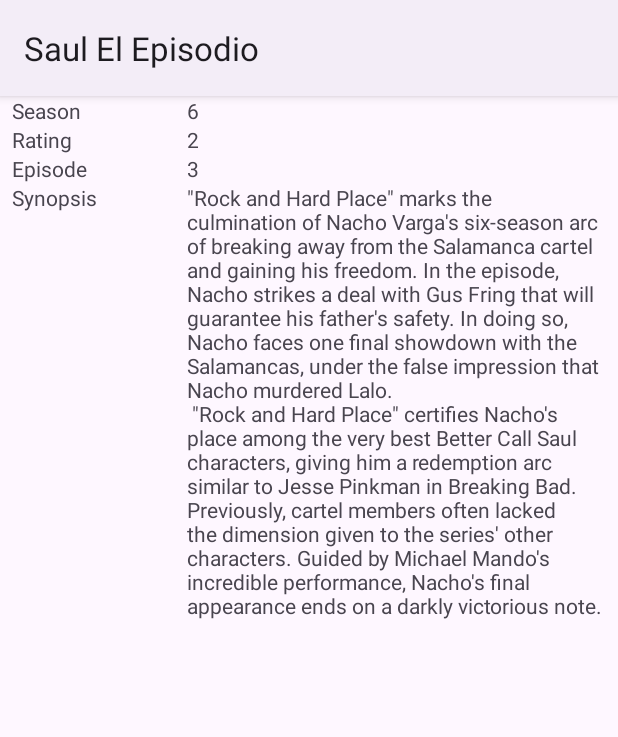
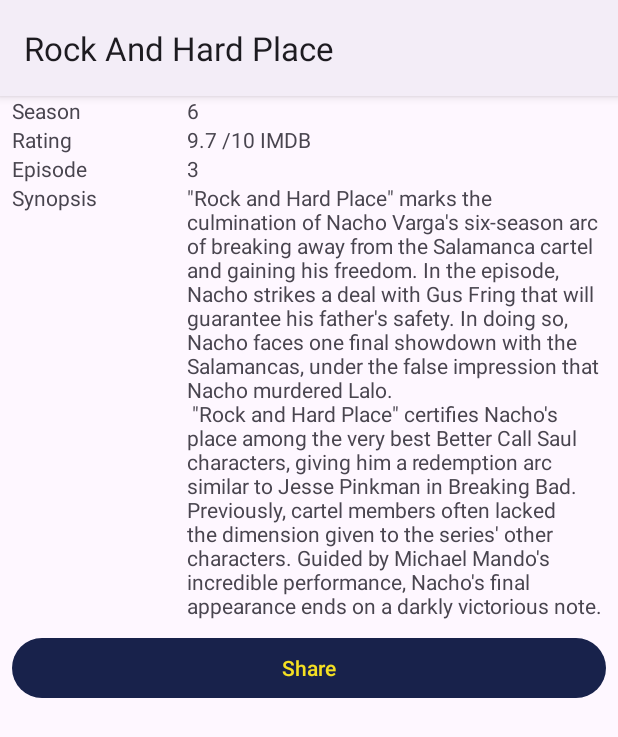
Before and after one commit to jimbonlemu/Saul_El_Episodio_Bangkit, an Android app: the screen it shows after launch (DetailSeriesActivity), after a tap on an icon or button, on a phone screen of 412 x 824 dp. Shown: the top 737 px of the screen. Run offline under Robolectric (Android 15) with nearby library versions, the phone set to English and light mode, and no system bars.

Commit message:
add Intent implicit on DetailSeriesActivity

```diff
--- a/app/src/main/java/com/jimbonlemu/saul_el_episodio/DetailSeriesActivity.kt
+++ b/app/src/main/java/com/jimbonlemu/saul_el_episodio/DetailSeriesActivity.kt
@@ -1,25 +1,21 @@
 package com.jimbonlemu.saul_el_episodio
 
-import android.graphics.Paint
-import android.graphics.Typeface
-import android.net.Uri
+import android.annotation.SuppressLint
+import android.content.Intent
 import android.os.Build
 import androidx.appcompat.app.AppCompatActivity
 import android.os.Bundle
-import android.text.Spannable
-import android.text.SpannableString
-import android.text.TextPaint
-import android.text.style.TypefaceSpan
-import android.widget.ImageView
 import android.widget.TextView
-import androidx.core.content.res.ResourcesCompat
 import com.bumptech.glide.Glide
+import com.google.android.material.button.MaterialButton
 
+@Suppress("DEPRECATION")
 class DetailSeriesActivity : AppCompatActivity() {
     companion object {
         const val SERIES_ARGS = "series_args"
     }
 
+    @SuppressLint("SetTextI18n")
     override fun onCreate(savedInstanceState: Bundle?) {
         super.onCreate(savedInstanceState)
         setContentView(R.layout.activity_detail_series)
@@ -32,11 +28,28 @@ class DetailSeriesActivity : AppCompatActivity() {
         }
 
         if (seriesArgs != null) {
+            supportActionBar?.title = seriesArgs.title
             Glide.with(this).load(seriesArgs.image).into(findViewById(R.id.iv_detail_image_content))
             findViewById<TextView>(R.id.tv_season_layout_detail).text = seriesArgs.season
-            findViewById<TextView>(R.id.tv_rating_layout_detail).text = seriesArgs.rating
+            findViewById<TextView>(R.id.tv_rating_layout_detail).text =
+                seriesArgs.rating + " /10 IMDB"
             findViewById<TextView>(R.id.tv_episode_layout_detail).text = seriesArgs.episode
             findViewById<TextView>(R.id.tv_synopsis_layout_detail).text = seriesArgs.synopsis
+
+            findViewById<MaterialButton>(R.id.btn_detail_share).setOnClickListener {
+                startActivity(
+                    Intent.createChooser(
+                        Intent(Intent.ACTION_SEND).putExtra(
+                            Intent.EXTRA_TEXT,
+                            "Title Series : ${seriesArgs.title}\n" +
+                                    "Series Season : ${seriesArgs.season}\n" +
+                                    "Rating Series : ${seriesArgs.rating}\n" +
+                                    "Series Episode : ${seriesArgs.episode}\n"+
+                                    "Synopsis Series : ${seriesArgs.synopsis}\n"
+                        ).setType("text/plain"), null
+                    )
+                )
+            }
         }
     }
 
--- a/app/src/main/res/layout/activity_detail_series.xml
+++ b/app/src/main/res/layout/activity_detail_series.xml
@@ -1,10 +1,14 @@
 <?xml version="1.0" encoding="utf-8"?>
-<androidx.constraintlayout.widget.ConstraintLayout xmlns:android="http://schemas.android.com/apk/res/android"
+<ScrollView xmlns:android="http://schemas.android.com/apk/res/android"
     xmlns:app="http://schemas.android.com/apk/res-auto"
     xmlns:tools="http://schemas.android.com/tools"
     android:layout_width="match_parent"
     android:layout_height="match_parent"
     tools:context=".DetailSeriesActivity">
+
+    <androidx.constraintlayout.widget.ConstraintLayout
+        android:layout_width="match_parent"
+        android:layout_height="0dp">
 
         <ImageView
             android:id="@+id/iv_detail_image_content"
@@ -17,9 +21,23 @@
             tools:src="@tools:sample/avatars" />
 
         <include
+            android:id="@+id/include"
             layout="@layout/layout_detail"
             android:layout_width="match_parent"
             android:layout_height="wrap_content"
             app:layout_constraintTop_toBottomOf="@+id/iv_detail_image_content" />
 
+        <com.google.android.material.button.MaterialButton
+            android:id="@+id/btn_detail_share"
+            android:layout_marginBottom="8dp"
+            android:text="@string/share"
+            android:layout_width="match_parent"
+            android:layout_height="wrap_content"
+            android:layout_marginStart="8dp"
+            android:layout_marginTop="8dp"
+            android:layout_marginEnd="8dp"
+            app:layout_constraintTop_toBottomOf="@+id/include" />
+
+
     </androidx.constraintlayout.widget.ConstraintLayout>
+</ScrollView>
--- a/app/src/main/res/layout/layout_detail.xml
+++ b/app/src/main/res/layout/layout_detail.xml
@@ -77,7 +77,7 @@
         app:layout_constraintEnd_toEndOf="parent"
         app:layout_constraintStart_toStartOf="@id/guideline"
         app:layout_constraintTop_toBottomOf="@id/tv_episode_layout_detail"
-        tools:text="@tools:sample/lorem/random" />
+        tools:text="@tools:sample/lorem" />
 
     <androidx.constraintlayout.widget.Guideline
         android:id="@+id/guideline"
@@ -87,4 +87,6 @@
         app:layout_constraintGuide_begin="117dp" />
 
 
+
+
 </androidx.constraintlayout.widget.ConstraintLayout>
--- a/app/src/main/res/menu/menu_main.xml
+++ b/app/src/main/res/menu/menu_main.xml
@@ -1,4 +1,8 @@
 <?xml version="1.0" encoding="utf-8"?>
-<menu xmlns:android="http://schemas.android.com/apk/res/android">
-
+<menu xmlns:android="http://schemas.android.com/apk/res/android"
+    xmlns:app="http://schemas.android.com/apk/res-auto">
+    <item
+        android:id="@+id/action_about"
+        android:title="@string/about"
+        app:showAsAction="never" />
 </menu>
--- a/app/src/main/res/values/strings.xml
+++ b/app/src/main/res/values/strings.xml
@@ -5,6 +5,7 @@
     <string name="season">Season</string>
     <string name="episode">Episode</string>
     <string name="share">Share</string>
+    <string name="about">About Developer</string>
 
     <string-array name="list_image">
         <item>https://static1.cbrimages.com/wordpress/wp-content/uploads/2023/04/collage-maker-05-apr-2023-11-29-pm-7208.jpg?q=50&amp;fit=crop&amp;w=750&amp;dpr=1.5</item>
@@ -34,16 +35,16 @@
 
 
     <string-array name="list_rating">
-        <item>1</item>
-        <item>2</item>
-        <item>3</item>
-        <item>4</item>
-        <item>5</item>
-        <item>6</item>
-        <item>7</item>
-        <item>8</item>
-        <item>9</item>
-        <item>10</item>
+        <item>8.3</item>
+        <item>9.7</item>
+        <item>9.4</item>
+        <item>9.7</item>
+        <item>9.7</item>
+        <item>9.7</item>
+        <item>9.4</item>
+        <item>9.7</item>
+        <item>9.8</item>
+        <item>9.9</item>
     </string-array>
 
     <string-array name="list_season">
@@ -112,8 +113,5 @@ With a powerhouse performance by Michael McKean, Chuck is formally removed from
             \"Plan and Execution\" follows Howard Hamlin\'s last days. A humiliated Howard gets framed as a drug addict by Jimmy and Kim, after being gaslighted into thinking a lawyer in the Sandpiper case is taking bribes. Howard arrives to confront the pair at their home, only to cross paths with Lalo visiting his lawyers. In response, Lalo shoots and kills Howard.\n
 More than any other moment in the show, Howard\'s death marks Jimmy\'s irreversible transition into the Saul Goodman persona. The destruction of Howard\'s life and reputation forces Kim to sever ties with Jimmy, causing him to lose his one only connection outside the criminal underworld. \"Plan and Execution\" brings Howard\'s relationship with Jimmy and Kim to a brutal conclusion, finally delivering on Kim and Jimmy\'s various plots against him over multiple seasons.
         </item>
-
     </string-array>
-
-
 </resources>
```
Also changed, not shown: app/src/main/java/com/jimbonlemu/saul_el_episodio/MainActivity.kt (+2 -10 lines). Lines whose indentation alone changed are shown as unchanged.
